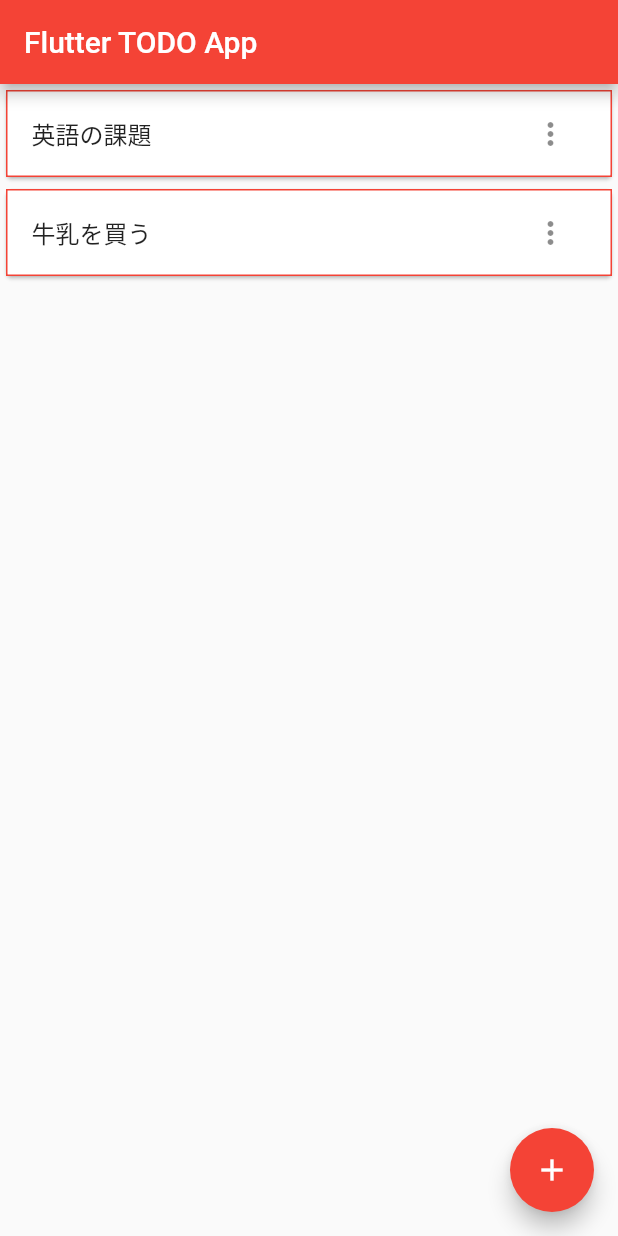
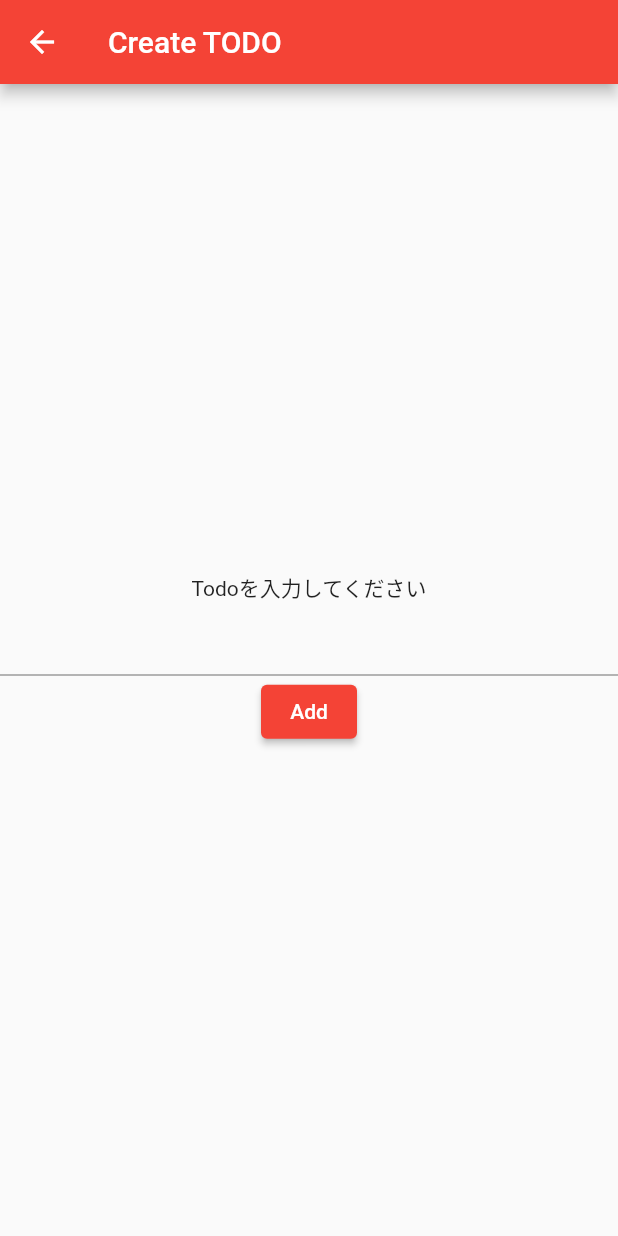
Before and after one commit to kobapi28/flutter_first_app, a Flutter app: the screen it shows after launch, after a tap on the "add" icon, on a phone screen of 412 x 824 dp. Run offline on Flutter 3.47's test engine with Material 2 defaults, Android fonts, the phone set to English and light mode, and no system bars.

Commit message:
finish hands-on2

```diff
--- /dev/null
+++ b/lib/create_page.dart
@@ -0,0 +1,31 @@
+import 'package:flutter/material.dart';
+
+class CreatePage extends StatefulWidget {
+
+  @override
+  _CreatePageState createState() => _CreatePageState();
+}
+
+class _CreatePageState extends State<CreatePage> {
+
+  String _title = "";
+
+  @override
+  Widget build(BuildContext context) {
+    return Scaffold(
+      appBar: AppBar(
+        title: const Text("Create TODO"),
+      ),
+      body: Center(
+        child: Column(
+          mainAxisSize: MainAxisSize.min,
+          children: [
+            Text("Todoを入力してください"),
+            TextField(onChanged: (String text) => _title = text),
+            ElevatedButton(onPressed: () => Navigator.pop(context, _title), child: Text("Add"))
+          ],
+        ),
+      ),
+    );
+  }
+}
--- a/lib/my_home_page.dart
+++ b/lib/my_home_page.dart
@@ -1,5 +1,7 @@
 import 'package:flutter/material.dart';
 import 'package:flutter/widgets.dart';
+
+import 'create_page.dart';
 
 class MyHomePage extends StatefulWidget {
   MyHomePage({Key key, this.title}) : super(key: key);
@@ -24,16 +26,10 @@ class _MyHomePageState extends State<MyHomePage> {
     "英語の課題",
     "牛乳を買う"
   ];
-  int _counter = 0;
 
-  void _incrementCounter() {
+  void _addTodo(String title){
     setState(() {
-      // This call to setState tells the Flutter framework that something has
-      // changed in this State, which causes it to rerun the build method below
-      // so that the display can reflect the updated values. If we changed
-      // _counter without calling setState(), then the build method would not be
-      // called again, and so nothing would appear to happen.
-      _counter++;
+      _todoItems.add(title);
     });
   }
 
@@ -71,8 +67,11 @@ class _MyHomePageState extends State<MyHomePage> {
         },
       ),
       floatingActionButton: FloatingActionButton(
-        onPressed: _incrementCounter,
-        tooltip: 'Increment',
+        onPressed: () async {
+          final String title = await Navigator.of(context).push(MaterialPageRoute(builder: (context) => CreatePage()));
+          if(title != null && title != "") _addTodo(title);
+        },
+        tooltip: 'Add Todo',
         child: Icon(Icons.add),
       ), // This trailing comma makes auto-formatting nicer for build methods.
     );
```
